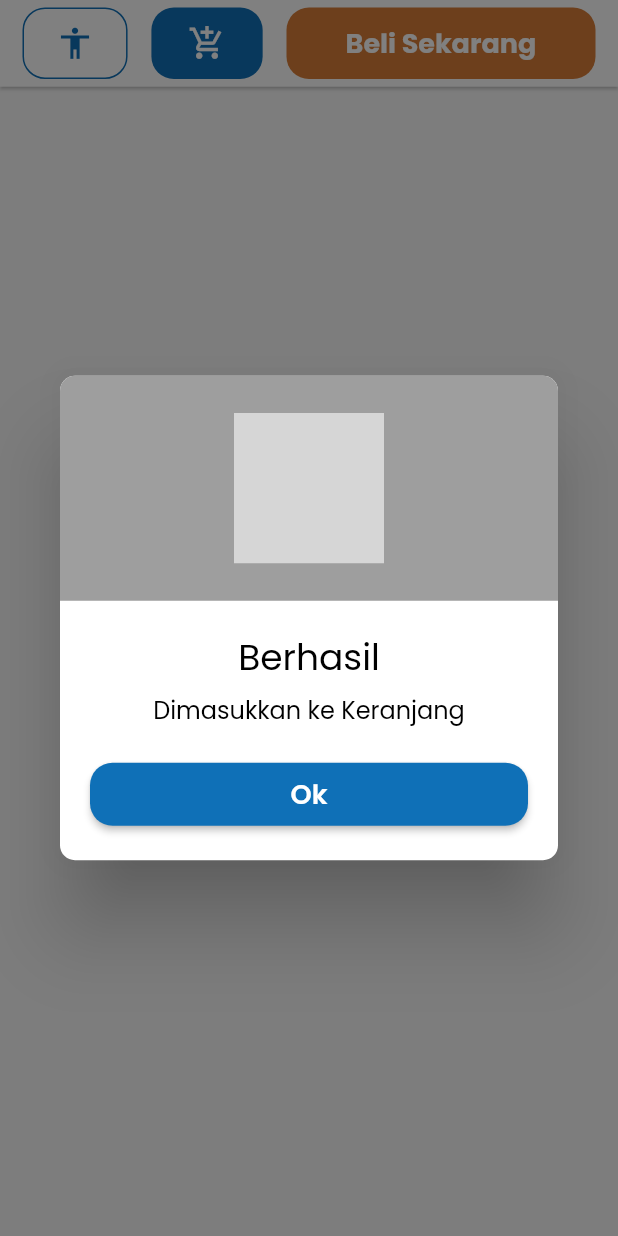
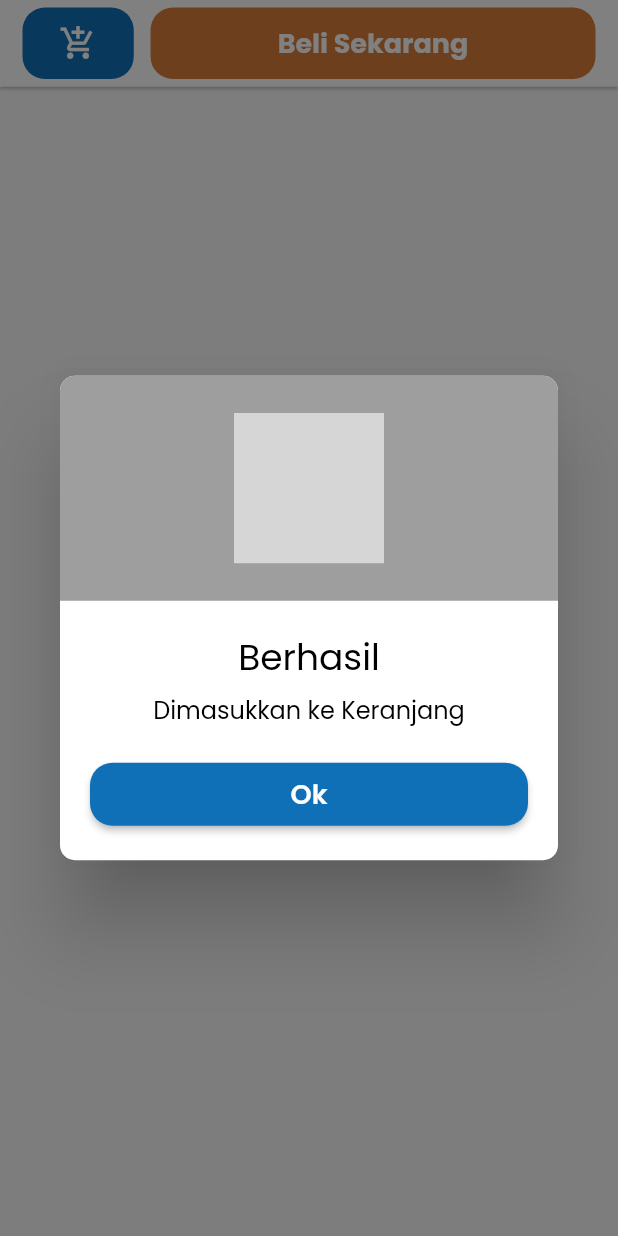
Before and after one commit to TeamScrumB1/MobileSandangs, a Flutter app: the BottomAppbarDetailProduk widget shown alone on an empty page, opened directly with empty values, after a tap on the "add shopping cart" icon, on a phone screen of 412 x 824 dp. Run offline on Flutter 3.47's test engine with Material 2 defaults, Android fonts, the phone set to English and light mode, and no system bars; our stand-ins replace badges, cached_network_image, carousel_slider, cool_alert, dotted_border, file_picker and 9 more; accounts and stored records are empty; grey boxes are pictures that could not be loaded.

Commit message:
benahin bottom appbar detail produk

```diff
--- a/lib/widget/bottom_menu/bottom_appbar_detail_produk.dart
+++ b/lib/widget/bottom_menu/bottom_appbar_detail_produk.dart
@@ -6,7 +6,6 @@ import 'package:sandangs/models/produk_model.dart';
 import 'package:sandangs/widget/db_helper/db_cart_produk.dart';
 import 'package:sandangs/widget/provider/cart_provider.dart';
 import 'package:cool_alert/cool_alert.dart';
-import 'package:sandangs/pages/fitting_room.dart';
 import 'package:url_launcher/url_launcher.dart';
 
 class BottomAppbarDetailProduk extends StatefulWidget {
@@ -43,28 +42,6 @@ class _BottomAppbarDetailProdukState extends State<BottomAppbarDetailProduk> {
             mainAxisAlignment: MainAxisAlignment.spaceBetween,
             children: [
               Container(
-                width: size.width*0.17,
-                alignment: Alignment.center,
-                margin: EdgeInsets.symmetric(horizontal: 5,vertical: 5),
-                decoration: BoxDecoration(
-                  color: Colors.white,
-                  border: Border.all(color: secondaryColor),
-                  borderRadius: BorderRadius.circular(15),
-                ),
-                child: IconButton(
-                  icon: Icon(
-                    Icons.accessibility_outlined,
-                    color: secondaryColor,
-                  ),
-                  iconSize: 25,
-                  onPressed: (){
-                    Navigator.push(context,
-                        MaterialPageRoute(builder: (context) => FittingRoom())
-                    );
-                  },
-                ),
-              ),
-              Container(
                 width: size.width*0.18,
                 alignment: Alignment.center,
                 margin: EdgeInsets.symmetric(horizontal:5,vertical: 5),
@@ -97,7 +74,7 @@ class _BottomAppbarDetailProdukState extends State<BottomAppbarDetailProduk> {
                 ),
               ),
               Container(
-                width: size.width*0.5,
+                width: size.width*0.72,
                 alignment: Alignment.center,
                 margin: EdgeInsets.symmetric(horizontal:5,vertical: 5),
                 decoration: BoxDecoration(
```
